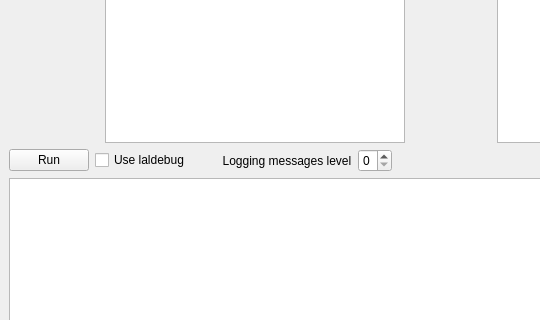
Old version of the form gui/form.ui in the repository LAL-project/treebank-parser; both pictures show x 0 to 540 and y 185 to 505 of the 1173 by 609 pixel window.
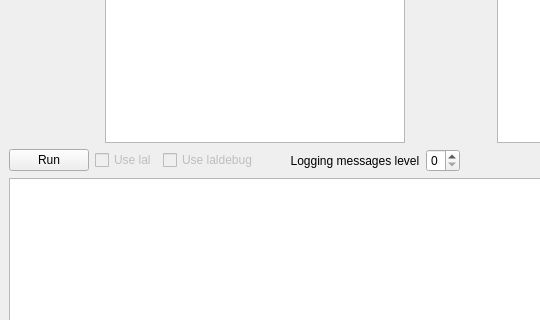
New version of the form. Custom widgets are drawn as their Qt base class.

Commit message:
Do not check 'reachability' of LAL
Loading the package can lead to grave errors (like segmentation faults)
and wrong results (e.g., when a tree (of about 30 vertices) is queried
for its number of vertices and the result is 2341734545454).

The edit to the form file:
```diff
--- a/gui/form.ui
+++ b/gui/form.ui
@@ -239,7 +239,20 @@
          </widget>
         </item>
         <item>
-         <widget class="QCheckBox" name="laldebugCheckBox">
+         <widget class="QCheckBox" name="lalReleaseCheckBox">
+          <property name="enabled">
+           <bool>false</bool>
+          </property>
+          <property name="text">
+           <string>Use lal</string>
+          </property>
+         </widget>
+        </item>
+        <item>
+         <widget class="QCheckBox" name="lalDebugCheckBox">
+          <property name="enabled">
+           <bool>false</bool>
+          </property>
           <property name="text">
            <string>Use laldebug</string>
           </property>
```
The commit also changes 7 other files.
